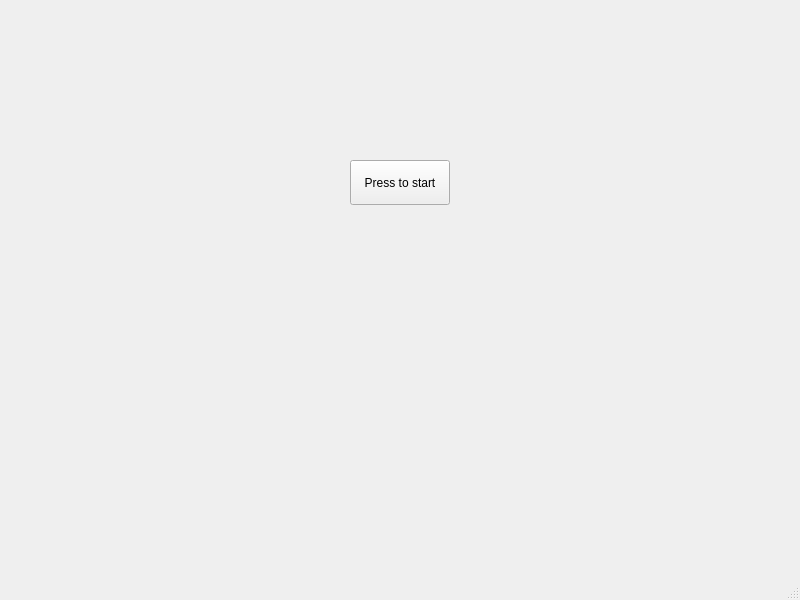
Before: the Qt Designer form gui-machine/mainwindow.ui in JBBotond/Tea-machine-gui, drawn with Qt 5.
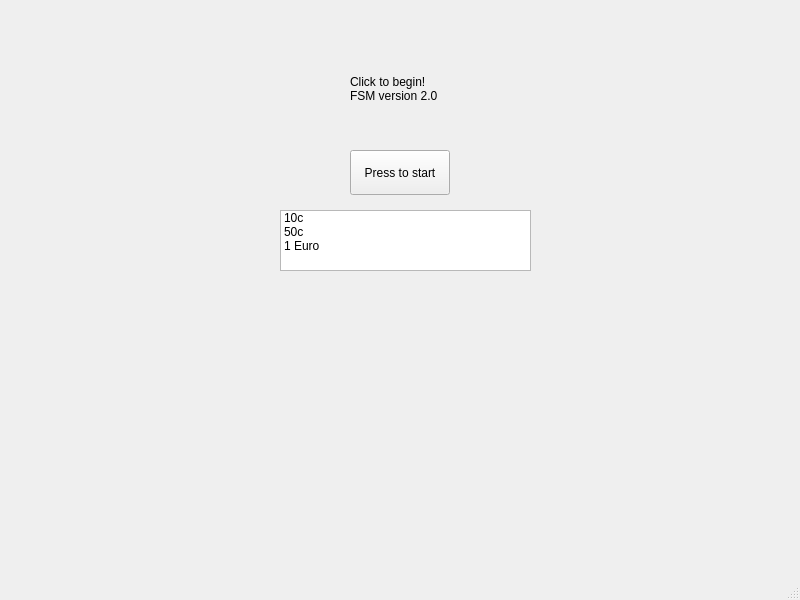
After: the same form once the commit is applied.

Commit message: Button inputs

Patch:
```diff
--- a/gui-machine/mainwindow.ui
+++ b/gui-machine/mainwindow.ui
@@ -18,7 +18,7 @@
     <property name="geometry">
      <rect>
       <x>350</x>
-      <y>160</y>
+      <y>150</y>
       <width>100</width>
       <height>45</height>
      </rect>
@@ -30,6 +30,46 @@
      <string>Press to start</string>
     </property>
    </widget>
+   <widget class="QLabel" name="label">
+    <property name="geometry">
+     <rect>
+      <x>350</x>
+      <y>60</y>
+      <width>141</width>
+      <height>71</height>
+     </rect>
+    </property>
+    <property name="text">
+     <string>Click to begin!
+FSM version 2.0
+</string>
+    </property>
+   </widget>
+   <widget class="QListWidget" name="listWidget">
+    <property name="geometry">
+     <rect>
+      <x>280</x>
+      <y>210</y>
+      <width>251</width>
+      <height>61</height>
+     </rect>
+    </property>
+    <item>
+     <property name="text">
+      <string>10c</string>
+     </property>
+    </item>
+    <item>
+     <property name="text">
+      <string>50c</string>
+     </property>
+    </item>
+    <item>
+     <property name="text">
+      <string>1 Euro</string>
+     </property>
+    </item>
+   </widget>
   </widget>
   <widget class="QMenuBar" name="menubar">
    <property name="geometry">
```
The commit also changes 2 other files.
